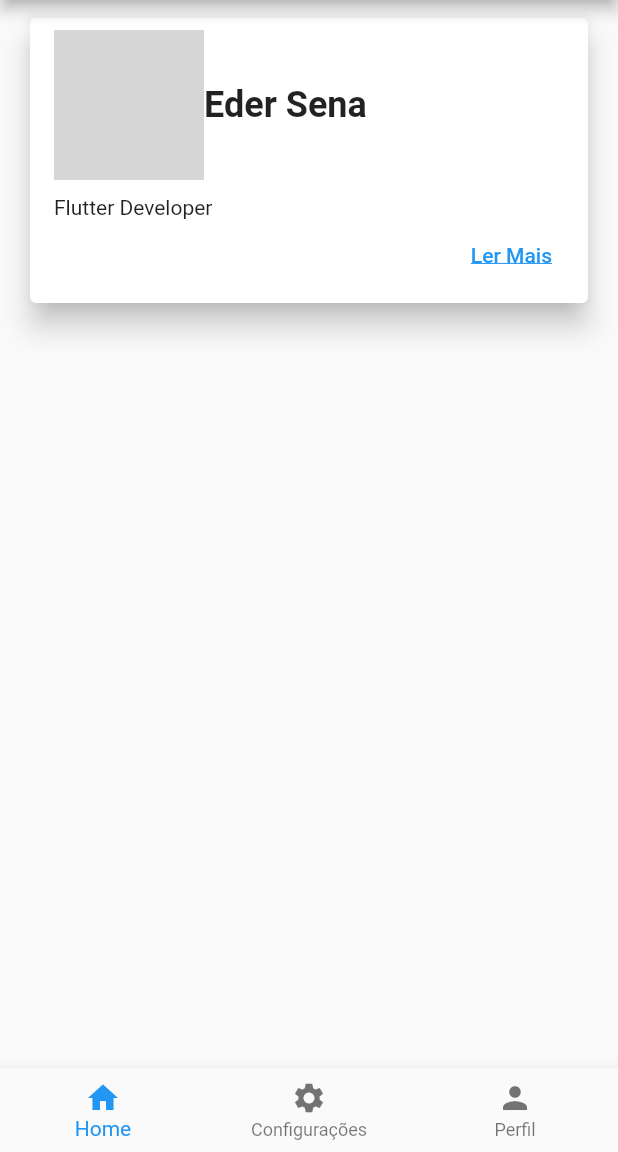
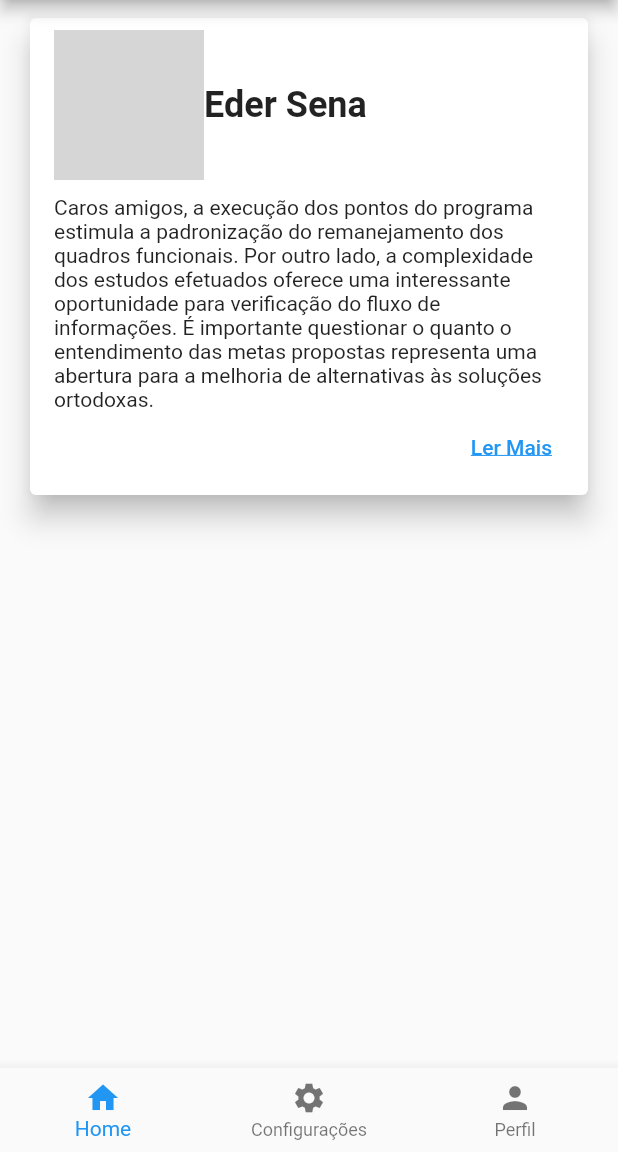
Before and after one commit to ederusena/DioFlutterTrilha, a Flutter app: the MainPage screen opened directly, on a phone screen of 412 x 824 dp, the part 84-1236 px from its top. Run offline on Flutter 3.47's test engine with Material 2 defaults, Android fonts, the phone set to English and light mode, and no system bars; our stand-ins replace google_fonts; network calls fail; grey boxes are pictures that could not be loaded.

```diff
--- /dev/null
+++ b/lib/model/card_details.dart
@@ -0,0 +1,13 @@
+class CardDetails {
+  int id;
+  String title;
+  String url;
+  String text;
+
+  CardDetails(
+    this.id,
+    this.title,
+    this.url,
+    this.text,
+  );
+}
--- a/lib/pages/card_page.dart
+++ b/lib/pages/card_page.dart
@@ -1,4 +1,6 @@
 import 'package:flutter/material.dart';
+import 'package:trilhapp/model/card_details.dart';
+import 'package:trilhapp/pages/card_details.dart';
 
 class CardPage extends StatefulWidget {
   const CardPage({super.key});
@@ -8,16 +10,31 @@ class CardPage extends StatefulWidget {
 }
 
 class _CardPageState extends State<CardPage> {
+  var cardDetail = CardDetails(
+      1,
+      'Eder Sena',
+      'https://avatars.githubusercontent.com/u/26800480?v=4',
+      'Caros amigos, a execução dos pontos do programa estimula a padronização do remanejamento dos quadros funcionais. Por outro lado, a complexidade dos estudos efetuados oferece uma interessante oportunidade para verificação do fluxo de informações. É importante questionar o quanto o entendimento das metas propostas representa uma abertura para a melhoria de alternativas às soluções ortodoxas.');
+
   @override
   Widget build(BuildContext context) {
     return Column(children: [
       Container(
         margin: const EdgeInsets.symmetric(horizontal: 16, vertical: 8),
         width: double.infinity,
+        child: InkWell(
+          onTap: () {
+            Navigator.push(context, MaterialPageRoute(builder: (context) {
+              return CardDetailPage(cardDetail: cardDetail);
+            }));
+          },
+          child: Hero(
+            tag: cardDetail.id,
             child: Card(
               elevation: 8,
               child: Padding(
-            padding: const EdgeInsets.symmetric(horizontal: 16, vertical: 8),
+                padding:
+                    const EdgeInsets.symmetric(horizontal: 16, vertical: 8),
                 child: Column(
                   crossAxisAlignment: CrossAxisAlignment.start,
                   children: [
@@ -26,20 +43,20 @@ class _CardPageState extends State<CardPage> {
                         ClipRRect(
                           borderRadius: BorderRadius.circular(50),
                           child: Image.network(
-                        'https://avatars.githubusercontent.com/u/26800480?v=4',
+                            cardDetail.url,
                             width: 100,
                             height: 100,
                           ),
                         ),
-                    const Text(
-                      'Eder Sena',
-                      style:
-                          TextStyle(fontSize: 24, fontWeight: FontWeight.bold),
+                        Text(
+                          cardDetail.title,
+                          style: const TextStyle(
+                              fontSize: 24, fontWeight: FontWeight.bold),
                         ),
                       ],
                     ),
                     const SizedBox(height: 10),
-                const Text("Flutter Developer"),
+                    Text(cardDetail.text),
                     Container(
                         width: double.infinity,
                         alignment: Alignment.centerRight,
@@ -52,6 +69,8 @@ class _CardPageState extends State<CardPage> {
                 ),
               ),
             ),
+          ),
+        ),
       )
     ]);
   }
```
Also changed, not shown: lib/pages/card_details.dart (added, +52 -0 lines). Lines whose indentation alone changed are shown as unchanged.
